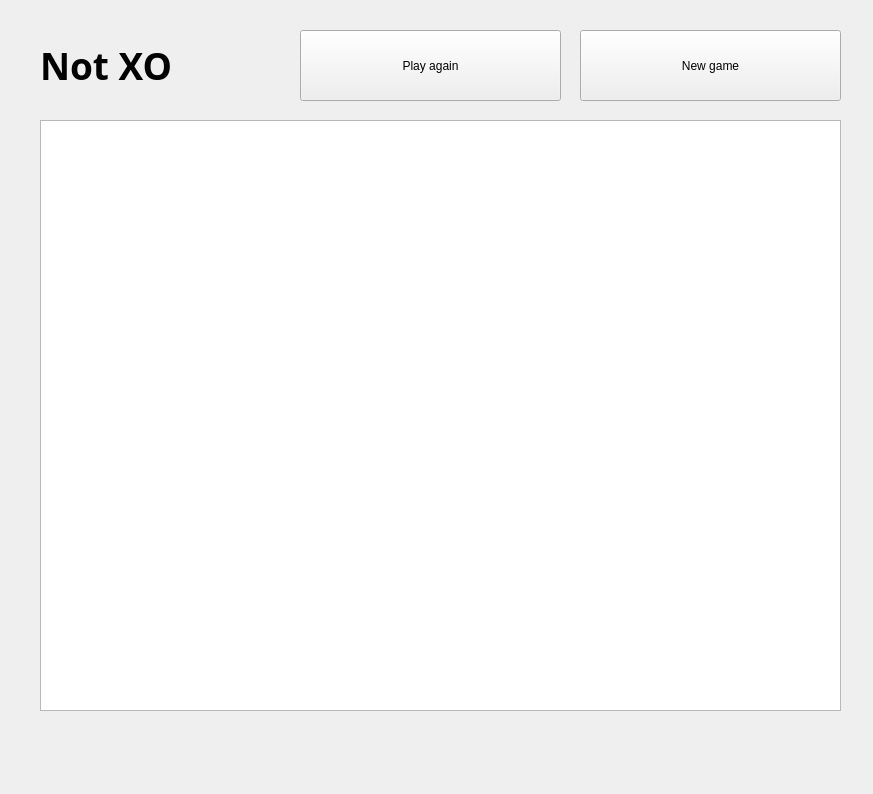
This is mainwindow.ui in pxlman/notxo as Qt 5 draws it before an edit. The edited form follows.
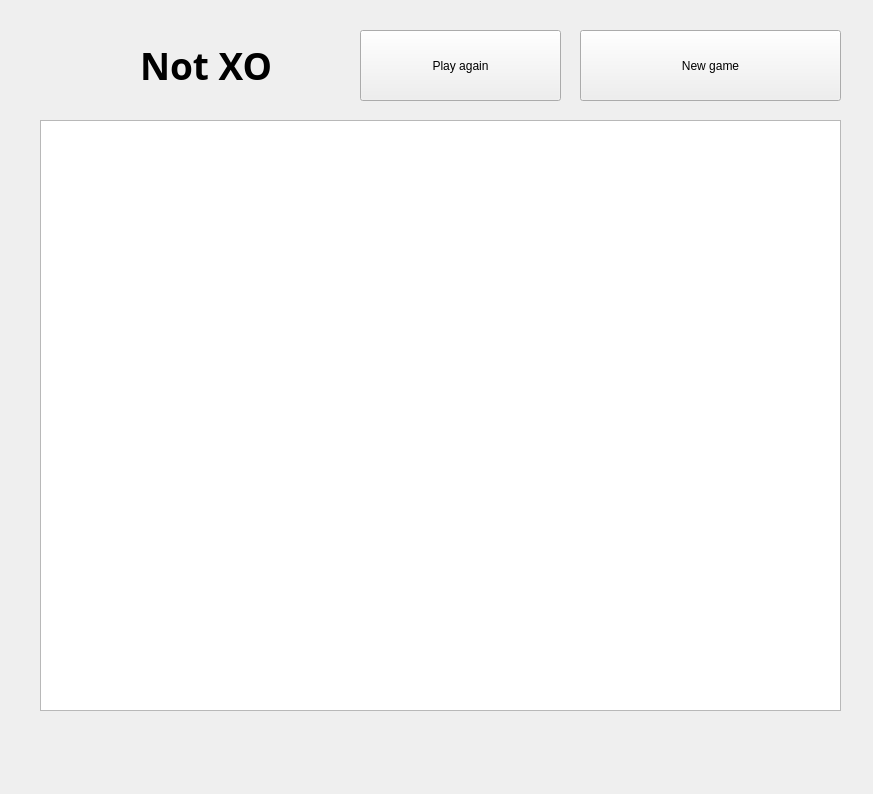
This is the edited form. Icons and pictures are not drawn.

The edit to the form file:
```diff
--- a/mainwindow.ui
+++ b/mainwindow.ui
@@ -101,7 +101,7 @@
    <widget class="QLabel" name="winner_label">
     <property name="geometry">
      <rect>
-      <x>170</x>
+      <x>290</x>
       <y>730</y>
       <width>251</width>
       <height>51</height>
@@ -116,13 +116,16 @@
     <property name="text">
      <string/>
     </property>
+    <property name="alignment">
+     <set>Qt::AlignCenter</set>
+    </property>
    </widget>
    <widget class="QPushButton" name="playagain">
     <property name="geometry">
      <rect>
-      <x>300</x>
+      <x>360</x>
       <y>30</y>
-      <width>261</width>
+      <width>201</width>
       <height>71</height>
      </rect>
     </property>
@@ -133,9 +136,9 @@
    <widget class="QLabel" name="label">
     <property name="geometry">
      <rect>
-      <x>40</x>
+      <x>140</x>
       <y>30</y>
-      <width>241</width>
+      <width>201</width>
       <height>71</height>
      </rect>
     </property>
@@ -150,6 +153,25 @@
      <string>Not XO</string>
     </property>
    </widget>
+   <widget class="QLabel" name="label_2">
+    <property name="geometry">
+     <rect>
+      <x>60</x>
+      <y>30</y>
+      <width>61</width>
+      <height>61</height>
+     </rect>
+    </property>
+    <property name="text">
+     <string/>
+    </property>
+    <property name="pixmap">
+     <pixmap resource="resources.qrc">:/style/shsh-removebg-preview.png</pixmap>
+    </property>
+    <property name="scaledContents">
+     <bool>true</bool>
+    </property>
+   </widget>
   </widget>
  </widget>
  <resources/>
```
Left out of the diff: 4 changed lines with no effect on the pictures.
